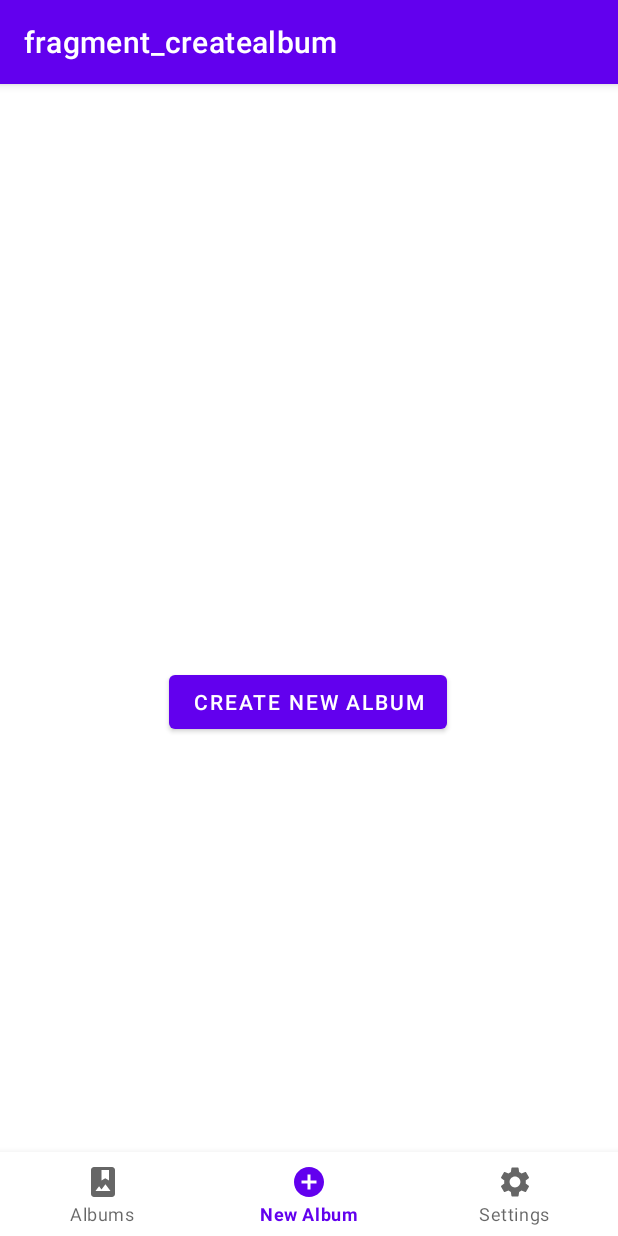
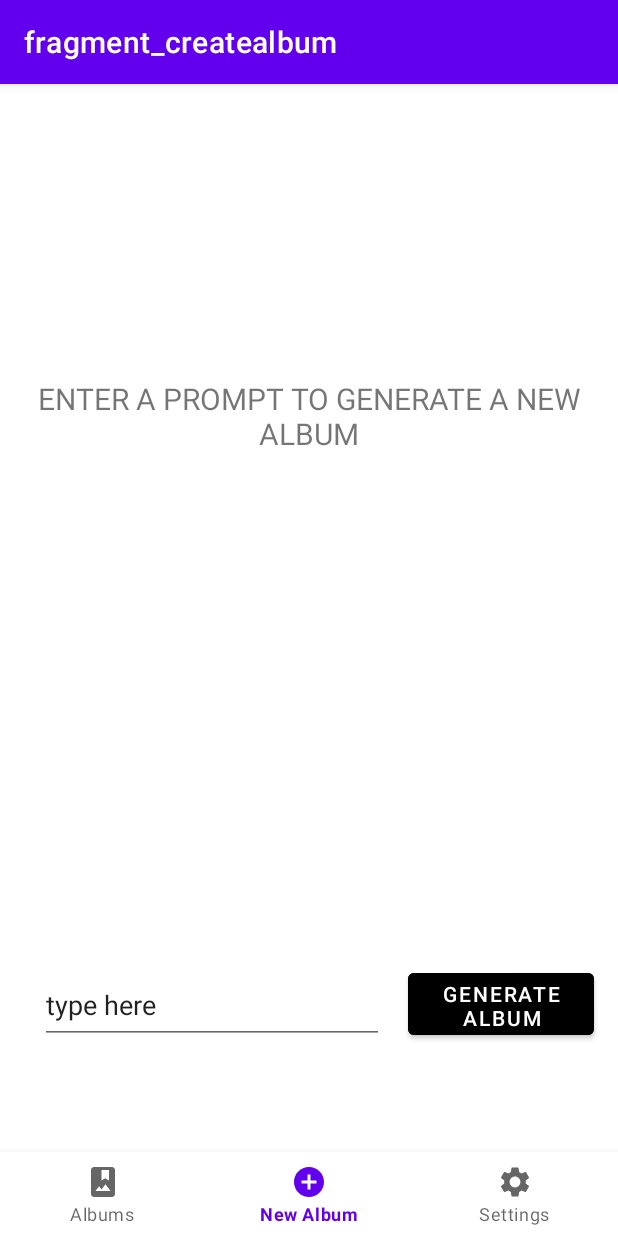
Before and after one commit to cindyfeldman/CraftedPics, an Android app: the CreateAlbumFragment screen opened through its navigation route, on a phone screen of 412 x 824 dp. Run offline under Robolectric (Android 15) with nearby library versions, the phone set to English and light mode, and no system bars; our stand-ins replace navigation-ui.

Commit message:
Changed create album page UI to take a prompt from user.

```diff
--- a/app/src/main/java/com/example/craftedpics/MainActivity.java
+++ b/app/src/main/java/com/example/craftedpics/MainActivity.java
@@ -1,14 +1,24 @@
 package com.example.craftedpics;
 
+
 import android.content.Intent;
+import android.net.Uri;
 import android.os.Bundle;
+import android.provider.MediaStore;
 import android.view.MenuItem;
 import android.view.View;
 import android.widget.Button;
+import android.widget.ImageView;
 import android.widget.Toast;
+
 
 import com.google.android.material.bottomnavigation.BottomNavigationView;
 
+
+import androidx.activity.result.ActivityResult;
+import androidx.activity.result.ActivityResultCallback;
+import androidx.activity.result.ActivityResultLauncher;
+import androidx.activity.result.contract.ActivityResultContracts;
 import androidx.annotation.NonNull;
 import androidx.appcompat.app.AppCompatActivity;
 import androidx.navigation.NavController;
@@ -17,32 +27,62 @@ import androidx.navigation.fragment.NavHostFragment;
 import androidx.navigation.ui.AppBarConfiguration;
 import androidx.navigation.ui.NavigationUI;
 
+
 import com.example.craftedpics.databinding.ActivityMainBinding;
 import com.google.android.material.navigation.NavigationBarView;
 
+
 public class MainActivity extends AppCompatActivity {
 
+
     private ActivityMainBinding binding;
-    private Button newAlbumButton ;
+    ActivityResultLauncher<Intent> resultLauncher;
+    private Button newAlbumButton;
+    private ImageView imageView ;
+
 
     @Override
     protected void onCreate(Bundle savedInstanceState) {
         super.onCreate(savedInstanceState);
 
+
         binding = ActivityMainBinding.inflate(getLayoutInflater());
         setContentView(binding.getRoot());
 
+
         BottomNavigationView navView = findViewById(R.id.nav_view);
-        // Passing each menu ID as a set of Ids because each
-        // menu should be considered as top level destinations.
         AppBarConfiguration appBarConfiguration = new AppBarConfiguration.Builder(
                 R.id.AlbumsFragment, R.id.CreateAlbumFragment, R.id.SettingsFragment)
                 .build();
         NavController navController = Navigation.findNavController(this, R.id.nav_host_fragment_activity_main);
         NavigationUI.setupActionBarWithNavController(this, navController, appBarConfiguration);
         NavigationUI.setupWithNavController(binding.navView, navController);
+        View root = binding.getRoot();
+        imageView = findViewById(R.id.image_view);
+        onImageSelected();
+        // newAlbumButton.setOnClickListener(view -> pickImage());
+
+    }
+    private void pickImage(){
+        Intent intent = new Intent(MediaStore.ACTION_PICK_IMAGES);
+        resultLauncher.launch(intent);
+    }
 
 
+
+    private void onImageSelected() {
+        resultLauncher =  registerForActivityResult (
+                new ActivityResultContracts.StartActivityForResult(),
+                new ActivityResultCallback<ActivityResult>() {
+                    @Override
+                    public void onActivityResult(ActivityResult result) {
+                        try {
+                            Uri imageUri = result.getData().getData();
+                            imageView.setImageURI(imageUri);
+                        }catch(Exception e){
+                            Toast.makeText(MainActivity.this, "No image selected", Toast.LENGTH_SHORT).show();
+                        }
+                    }
+                });
     }
-
 }
--- a/app/src/main/res/layout/activity_main.xml
+++ b/app/src/main/res/layout/activity_main.xml
@@ -33,4 +33,16 @@
         app:layout_constraintVertical_bias="0.0"
         app:navGraph="@navigation/mobile_navigation" />
 
+    <ImageView
+        android:id="@+id/image_view"
+        android:layout_width="wrap_content"
+        android:layout_height="wrap_content"
+        app:layout_constraintBottom_toBottomOf="parent"
+        app:layout_constraintEnd_toEndOf="parent"
+        app:layout_constraintHorizontal_bias="0.498"
+        app:layout_constraintStart_toStartOf="parent"
+        app:layout_constraintTop_toTopOf="parent"
+        app:layout_constraintVertical_bias="0.471"
+        tools:srcCompat="@tools:sample/avatars" />
+
 </androidx.constraintlayout.widget.ConstraintLayout>
--- a/app/src/main/res/layout/fragment_createalbum.xml
+++ b/app/src/main/res/layout/fragment_createalbum.xml
@@ -6,14 +6,42 @@
     android:layout_height="match_parent"
     tools:context=".CreateAlbumFragment">
 
-    <Button
+    <com.google.android.material.button.MaterialButton
         android:id="@+id/new_album_button"
+        android:layout_width="124dp"
+        android:layout_height="53dp"
+        android:layout_marginEnd="16dp"
+        android:layout_marginBottom="128dp"
+        android:backgroundTint="@color/black"
+        android:shadowRadius="8"
+        android:text="Generate Album"
+        app:layout_constraintBottom_toBottomOf="parent"
+        app:layout_constraintEnd_toEndOf="parent" />
+
+    <TextView
+        android:id="@+id/textView"
         android:layout_width="wrap_content"
         android:layout_height="wrap_content"
-        android:text="Create New Album"
-        app:layout_constraintBottom_toBottomOf="parent"
+        android:layout_marginTop="140dp"
+        android:text="ENTER A PROMPT TO GENERATE A NEW ALBUM"
+        android:textAlignment="center"
+        android:textSize="20dp"
         app:layout_constraintEnd_toEndOf="parent"
-        app:layout_constraintHorizontal_bias="0.497"
+        app:layout_constraintHorizontal_bias="1.0"
         app:layout_constraintStart_toStartOf="parent"
         app:layout_constraintTop_toTopOf="parent" />
+
+    <EditText
+        android:id="@+id/editTextText"
+        android:layout_width="229dp"
+        android:layout_height="52dp"
+        android:layout_marginEnd="16dp"
+        android:layout_marginBottom="128dp"
+        android:ems="10"
+        android:inputType="text"
+        android:text="type here"
+        app:layout_constraintBottom_toBottomOf="parent"
+        app:layout_constraintEnd_toStartOf="@+id/new_album_button"
+        app:layout_constraintHorizontal_bias="1.0"
+        app:layout_constraintStart_toStartOf="parent" />
 </androidx.constraintlayout.widget.ConstraintLayout>
```
